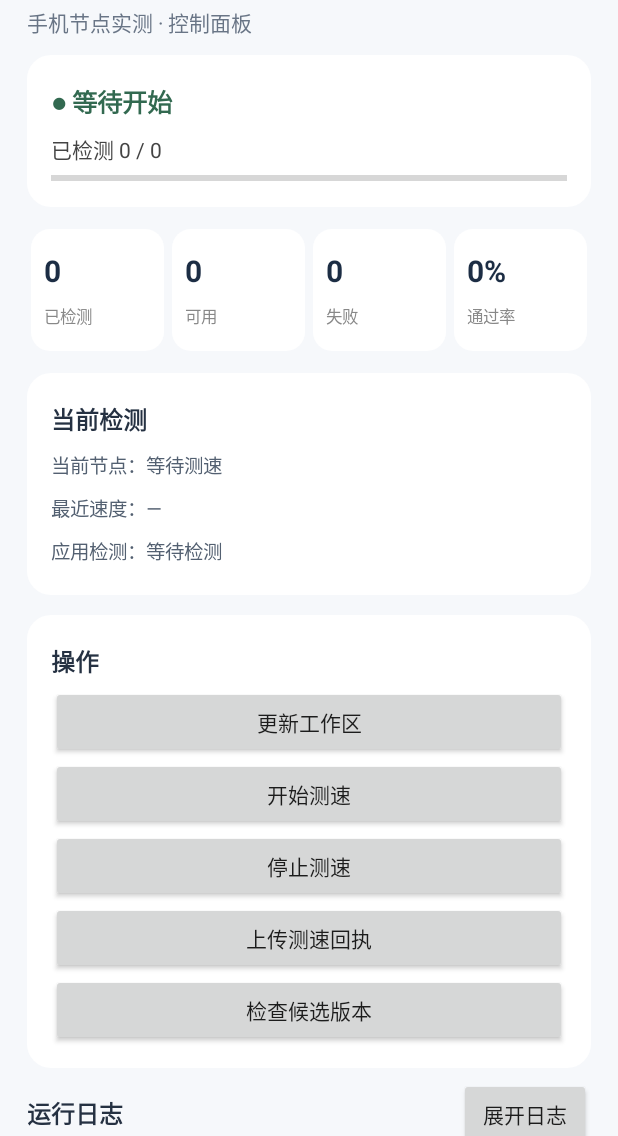
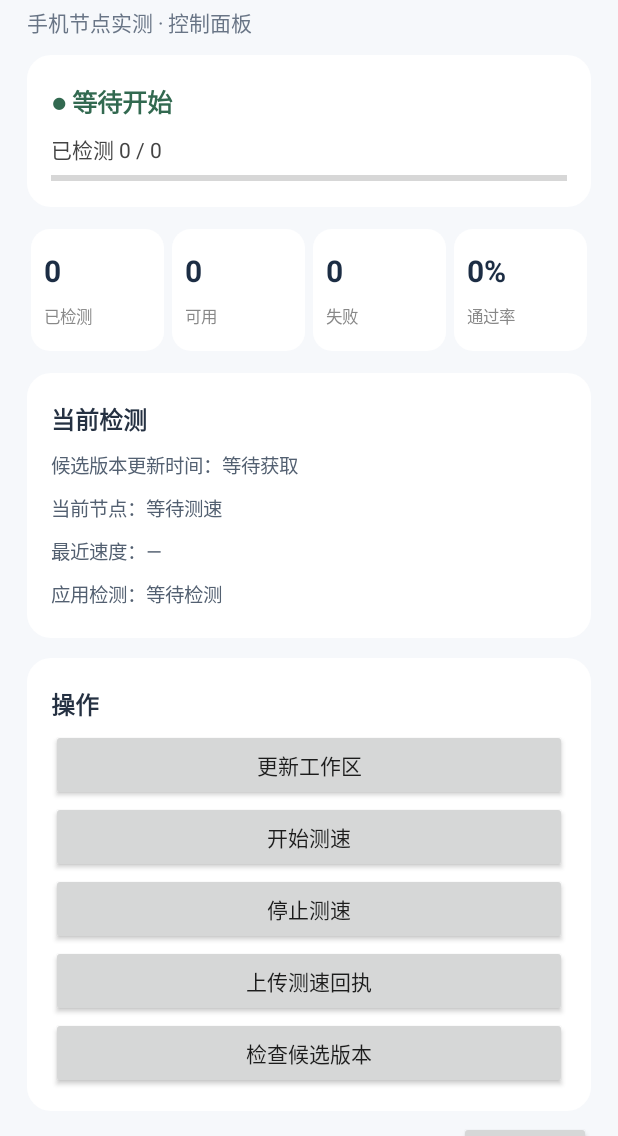
Before and after one commit to ccvvv/AutoSubHub, an Android app: the screen it shows after launch (MainActivity), on a phone screen of 412 x 824 dp, the part 100-1236 px from its top. Run offline under Robolectric (Android 15) with nearby library versions, the phone set to English and light mode, and no system bars.

Commit message:
Display candidate version timestamps in Android dashboard

```diff
--- a/android-app/app/src/main/java/com/ccvvv/autosubhub/MainActivity.kt
+++ b/android-app/app/src/main/java/com/ccvvv/autosubhub/MainActivity.kt
@@ -24,6 +24,7 @@ class MainActivity : Activity(), SharedPreferences.OnSharedPreferenceChangeListe
     private lateinit var nodeInfo: TextView
     private lateinit var speedInfo: TextView
     private lateinit var appsInfo: TextView
+    private lateinit var candidateInfo: TextView
     private lateinit var logPanel: LinearLayout
     private lateinit var logText: TextView
     private val statViews = mutableMapOf<String, TextView>()
@@ -86,7 +87,8 @@ class MainActivity : Activity(), SharedPreferences.OnSharedPreferenceChangeListe
         nodeInfo = detailLine("当前节点：等待测速")
         speedInfo = detailLine("最近速度：—")
         appsInfo = detailLine("应用检测：等待检测")
-        detail.addView(nodeInfo); detail.addView(speedInfo); detail.addView(appsInfo)
+        candidateInfo = detailLine("候选版本更新时间：等待获取")
+        detail.addView(candidateInfo); detail.addView(nodeInfo); detail.addView(speedInfo); detail.addView(appsInfo)
         body.addView(detail)
 
         val actions = card()
@@ -160,6 +162,9 @@ class MainActivity : Activity(), SharedPreferences.OnSharedPreferenceChangeListe
             }
             setStat("已检测",done.toString()); setStat("可用",passed.toString())
             setStat("失败",failed.toString()); setStat("通过率",rate.toString()+"%")
+            val candidateUpdated=d.optString("candidate_updated_at","")
+            val candidateFetched=d.optString("candidate_fetched_at","")
+            candidateInfo.text=if(candidateUpdated.isNotEmpty()) "候选更新时间（北京时间）："+candidateUpdated+"\n本机获取时间："+(candidateFetched.ifEmpty { "—" }) else "候选版本更新时间：等待获取"
             nodeInfo.text="最近完成："+d.optString("current_node","—")
             speedInfo.text="最近速度："+d.optDouble("latest_speed_kbps",0.0)+" KB/s  ·  高速 "+high+" / 普通 "+normal
             val checks=d.optJSONObject("app_checks")
```
